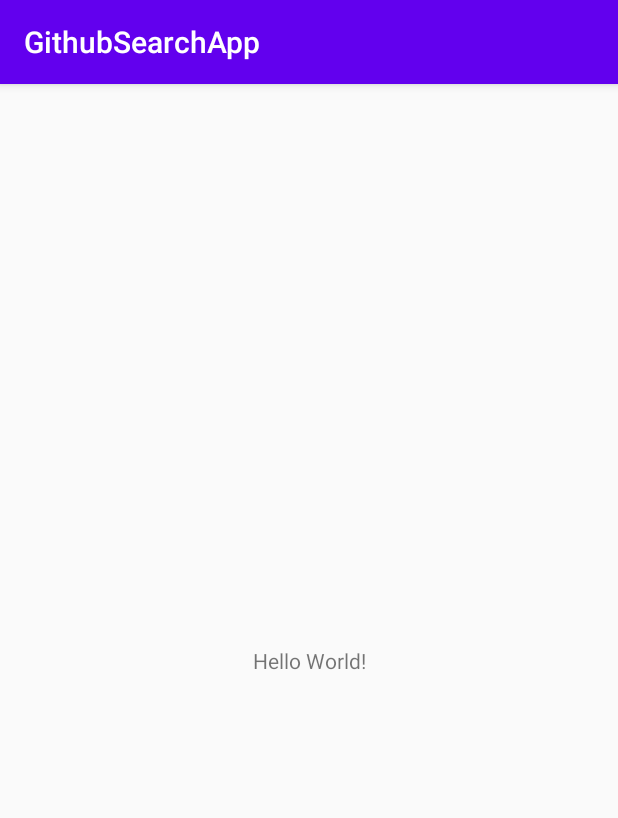
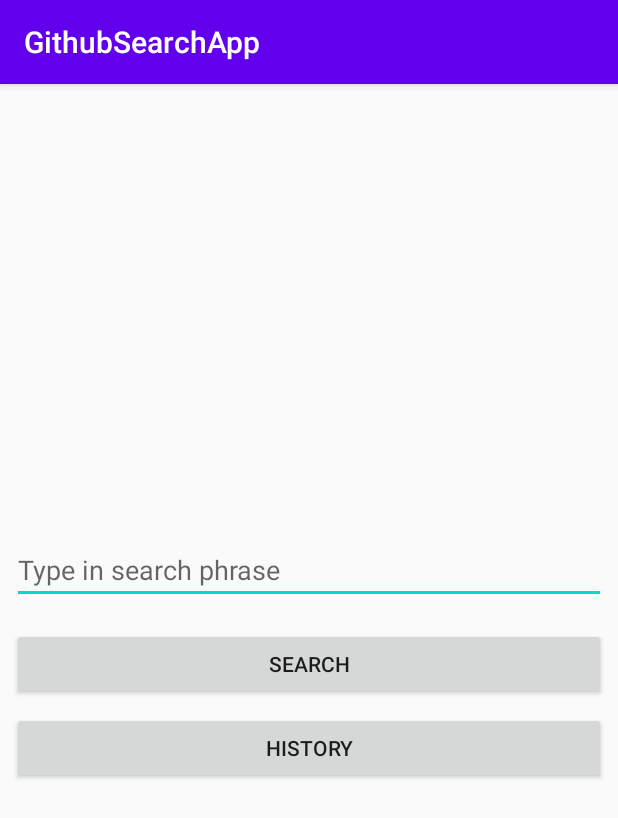
Before and after one commit to TroninDV/GithubSearchApp, an Android app: the screen it shows after launch (MainActivity), on a phone screen of 412 x 824 dp. Shown: the top 818 px of the screen. Run offline under Robolectric (Android 15) with nearby library versions, the phone set to English and light mode, and no system bars.

Commit message:
Navigation Host added in main_activity

```diff
--- a/app/build.gradle
+++ b/app/build.gradle
@@ -35,4 +35,8 @@ dependencies {
     testImplementation 'junit:junit:4.12'
     androidTestImplementation 'androidx.test.ext:junit:1.1.1'
     androidTestImplementation 'androidx.test.espresso:espresso-core:3.2.0'
+
+    implementation 'androidx.navigation:navigation-fragment-ktx:2.2.2'
+    implementation 'androidx.navigation:navigation-ui-ktx:2.2.2'
+
 }
--- a/app/src/main/res/layout/activity_main.xml
+++ b/app/src/main/res/layout/activity_main.xml
@@ -1,18 +1,17 @@
 <?xml version="1.0" encoding="utf-8"?>
-<androidx.constraintlayout.widget.ConstraintLayout xmlns:android="http://schemas.android.com/apk/res/android"
+<FrameLayout xmlns:android="http://schemas.android.com/apk/res/android"
     xmlns:app="http://schemas.android.com/apk/res-auto"
     xmlns:tools="http://schemas.android.com/tools"
     android:layout_width="match_parent"
-    android:layout_height="match_parent"
-    tools:context=".MainActivity">
+    android:layout_height="match_parent">
 
-    <TextView
-        android:layout_width="wrap_content"
-        android:layout_height="wrap_content"
-        android:text="Hello World!"
-        app:layout_constraintBottom_toBottomOf="parent"
-        app:layout_constraintLeft_toLeftOf="parent"
-        app:layout_constraintRight_toRightOf="parent"
-        app:layout_constraintTop_toTopOf="parent" />
+    <fragment
+        android:id="@+id/nav_host"
+        android:name="androidx.navigation.fragment.NavHostFragment"
+        android:layout_width="match_parent"
+        android:layout_height="match_parent"
+        app:defaultNavHost="true"
+        app:navGraph="@navigation/navigation" />
 
-</androidx.constraintlayout.widget.ConstraintLayout>
+
+</FrameLayout>
--- a/app/src/main/res/layout/fragment_search_screen.xml
+++ b/app/src/main/res/layout/fragment_search_screen.xml
@@ -31,7 +31,7 @@
         android:layout_marginStart="8dp"
         android:layout_marginTop="8dp"
         android:layout_marginEnd="8dp"
-        android:layout_marginBottom="8dp"
+        android:layout_marginBottom="4dp"
         android:text="Search"
         app:layout_constraintBottom_toTopOf="@+id/button2"
         app:layout_constraintEnd_toEndOf="parent"
@@ -43,7 +43,7 @@
         android:layout_width="0dp"
         android:layout_height="wrap_content"
         android:layout_marginStart="8dp"
-        android:layout_marginTop="8dp"
+        android:layout_marginTop="4dp"
         android:layout_marginEnd="8dp"
         android:text="History"
         app:layout_constraintBottom_toBottomOf="parent"
--- /dev/null
+++ b/app/src/main/res/navigation/navigation.xml
@@ -0,0 +1,10 @@
+<?xml version="1.0" encoding="utf-8"?>
+<navigation xmlns:android="http://schemas.android.com/apk/res/android"
+    xmlns:app="http://schemas.android.com/apk/res-auto" android:id="@+id/navigation"
+    app:startDestination="@id/searchScreenFragment">
+
+    <fragment
+        android:id="@+id/searchScreenFragment"
+        android:name="com.tronindmitr.githubsearch.SearchScreenFragment"
+        android:label="SearchScreenFragment" />
+</navigation>
```
